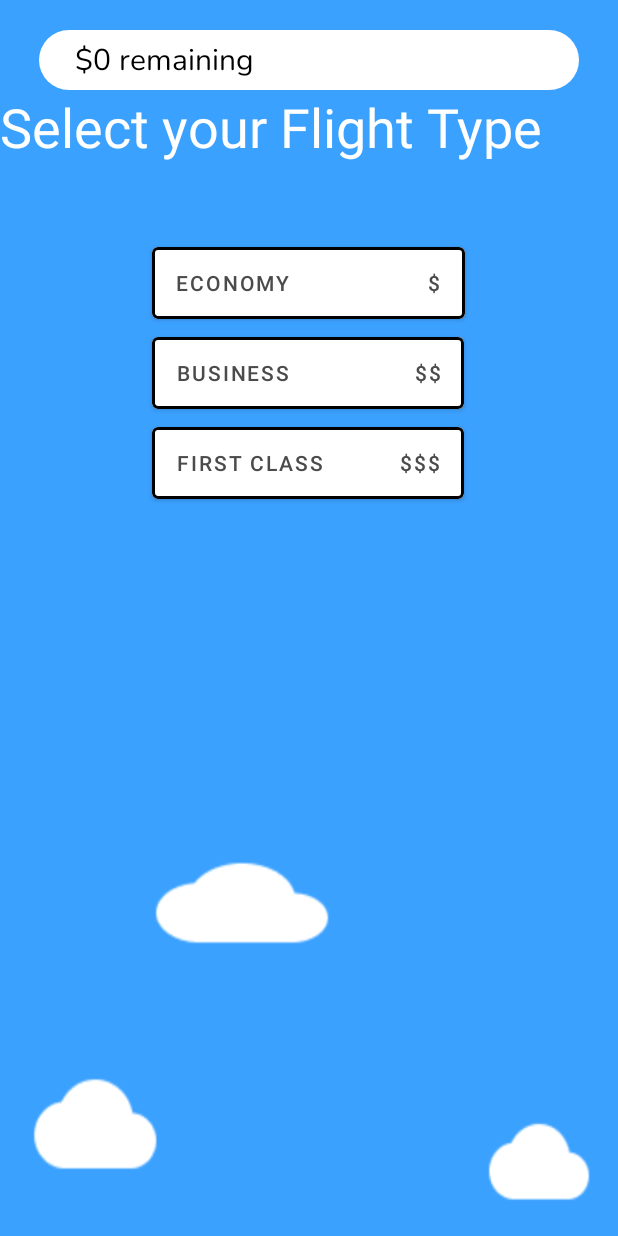
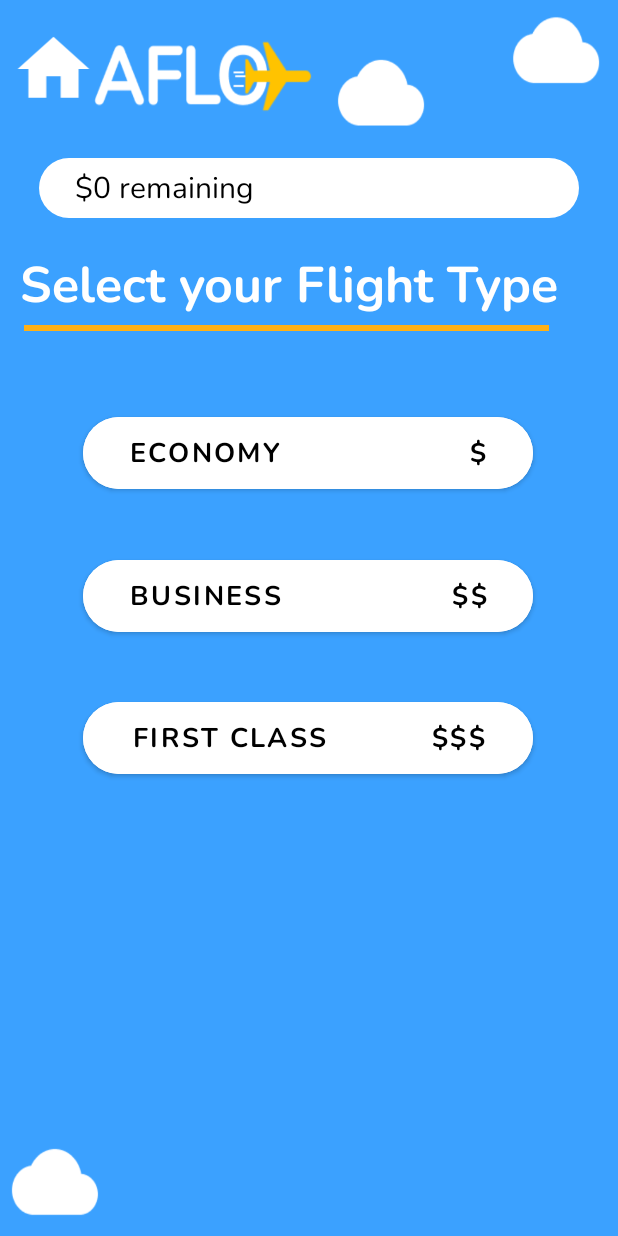
Before and after one commit to ahanani/Aflo, an Android app: the FlightTypeSelection screen opened directly, with no data from a screen before it, on a phone screen of 412 x 824 dp. Run offline under Robolectric (Android 15) with nearby library versions, the phone set to English and light mode, and no system bars; our stand-ins replace Firebase (no records; nobody signed in at launch, a user with empty details on screens opened directly), Volley; 2 statements that could not run were skipped.

Commit message:
fixed layout/design

```diff
--- a/app/src/main/java/com/example/aflo/FlightTypeSelection.java
+++ b/app/src/main/java/com/example/aflo/FlightTypeSelection.java
@@ -84,7 +84,10 @@ public class FlightTypeSelection extends AppCompatActivity {
     }
 
 
-
+    public void home(View view){
+        Intent intent = new Intent(this, MainMenu.class);
+        startActivity(intent);
+    }
 
 
 
--- a/app/src/main/java/com/example/aflo/HotelInformation.java
+++ b/app/src/main/java/com/example/aflo/HotelInformation.java
@@ -39,7 +39,7 @@ public class HotelInformation extends AppCompatActivity {
             long daysDiff = TimeUnit.DAYS.convert(timeDiff, TimeUnit.MILLISECONDS);
 
             TextView title = findViewById(R.id.textView);
-            String titleText = "Select Your Hotel(" + daysDiff + " Nights)";
+            String titleText = "Select Your Hotel (" + daysDiff + " Nights)";
             title.setText(titleText);
             hotelsFragment.setArguments(bundle);
             FragmentManager fragmentManager = getSupportFragmentManager();
--- a/app/src/main/res/layout/activity_flight_departing_selection.xml
+++ b/app/src/main/res/layout/activity_flight_departing_selection.xml
@@ -19,6 +19,16 @@
         android:layout_marginBottom="13dp"
         android:layout_marginStart="8dp"/>
 
+    <View
+        android:id="@+id/view"
+        android:layout_width="280dp"
+        android:layout_height="4dp"
+        android:layout_row="2"
+        android:layout_column="0"
+        android:layout_marginTop="55dp"
+        android:layout_marginLeft="10dp"
+        android:background="@color/aflo_orange" />
+
     <androidx.fragment.app.FragmentContainerView
         android:id="@+id/budgetProgressDF"
         android:layout_width="match_parent"
@@ -35,7 +45,7 @@
         android:layout_marginBottom="10dp"
         android:textColor="@color/white"
         android:layout_height="wrap_content"
-        android:fontFamily="@font/nunito"
+        android:fontFamily="@font/nunito_bold"
         android:text="Select your flights"
         android:textStyle="bold"
         android:textSize="34sp"
--- a/app/src/main/res/layout/activity_flight_type_selection.xml
+++ b/app/src/main/res/layout/activity_flight_type_selection.xml
@@ -1,91 +1,122 @@
 <?xml version="1.0" encoding="utf-8"?>
-<FrameLayout xmlns:android="http://schemas.android.com/apk/res/android"
+<androidx.constraintlayout.widget.ConstraintLayout xmlns:android="http://schemas.android.com/apk/res/android"
     xmlns:tools="http://schemas.android.com/tools"
     xmlns:app="http://schemas.android.com/apk/res-auto"
     android:layout_width="match_parent"
     android:layout_height="match_parent"
-    tools:context=".FlightTypeSelection">
+    tools:context=".FlightTypeSelection"
+    android:background="@drawable/background_no_arrow2"
+    >
 
-
-    <!-- TODO: Update blank fragment layout -->
-    <GridLayout
-        android:layout_width="match_parent"
-        android:layout_height="match_parent"
-        android:rowCount="4"
-        android:columnCount="2"
-        android:background="@drawable/background_flight_type"
-        >
+    <ImageView
+        android:id="@+id/imageView3"
+        android:layout_width="58dp"
+        android:layout_height="57dp"
+        android:onClick="home"
+        android:src="@drawable/ic_baseline_home_24"
+        app:layout_constraintBottom_toBottomOf="parent"
+        app:layout_constraintEnd_toEndOf="parent"
+        app:layout_constraintHorizontal_bias="0.019"
+        app:layout_constraintStart_toStartOf="parent"
+        app:layout_constraintTop_toTopOf="parent"
+        app:layout_constraintVertical_bias="0.023" />
 
     <androidx.fragment.app.FragmentContainerView
         android:id="@+id/budgetProgressFT"
+        android:name="com.example.aflo.BudgetProgress"
         android:layout_width="match_parent"
+        android:layout_height="wrap_content"
+        android:layout_columnSpan="2"
         android:layout_columnWeight="1"
-            android:layout_columnSpan="2"
-            android:layout_height="wrap_content"
-            android:name="com.example.aflo.BudgetProgress"
-            tools:layout="@layout/fragment_progress_bar"
+        app:layout_constraintBottom_toBottomOf="parent"
 
-            android:layout_marginTop="20dp"
-            />
-
-
-
+        app:layout_constraintEnd_toEndOf="parent"
+        app:layout_constraintHorizontal_bias="0.0"
+        app:layout_constraintStart_toStartOf="parent"
+        app:layout_constraintTop_toTopOf="parent"
+        app:layout_constraintVertical_bias="0.134"
+        tools:layout="@layout/fragment_progress_bar" />
 
     <TextView
         android:id="@+id/selectType"
+        android:layout_width="wrap_content"
         android:layout_height="wrap_content"
-          android:layout_width="wrap_content"
+        android:fontFamily="@font/nunito_bold"
         android:text="Select your Flight Type"
-          android:textSize="36dp"
         android:textColor="#ffffff"
+        android:textSize="33dp"
+        app:layout_constraintBottom_toBottomOf="parent"
+        app:layout_constraintEnd_toEndOf="parent"
+        app:layout_constraintHorizontal_bias="0.253"
+        app:layout_constraintStart_toStartOf="parent"
+        app:layout_constraintTop_toTopOf="parent"
+        app:layout_constraintVertical_bias="0.214" />
 
-          />
+    <View
+        android:id="@+id/view"
+        android:layout_width="350dp"
+        android:layout_height="4dp"
+        android:background="@color/aflo_orange"
+        app:layout_constraintBottom_toBottomOf="parent"
+        app:layout_constraintEnd_toEndOf="parent"
+        app:layout_constraintHorizontal_bias="0.262"
+        app:layout_constraintStart_toStartOf="parent"
+        app:layout_constraintTop_toTopOf="parent"
+        app:layout_constraintVertical_bias="0.264" />
 
-        <com.google.android.material.button.MaterialButton
+    <Button
         android:id="@+id/economy"
+        android:layout_width="300dp"
+        android:layout_height="60dp"
+        android:backgroundTint="#ffffff"
+        android:fontFamily="@font/nunito_bold"
+        android:onClick="saveFlightTypeToBundle"
         android:text="Economy                    $"
-            android:height="60dp"
+        android:textColor="@color/black"
+        android:textSize="18dp"
+        app:cornerRadius="30dp"
+        app:layout_constraintBottom_toBottomOf="parent"
+        app:layout_constraintEnd_toEndOf="parent"
+        app:layout_constraintHorizontal_bias="0.495"
+        app:layout_constraintStart_toStartOf="parent"
+        app:layout_constraintTop_toTopOf="parent"
+        app:layout_constraintVertical_bias="0.356" />
+
+    <Button
+        android:id="@+id/business"
+        android:layout_width="300dp"
+        android:layout_height="60dp"
         android:backgroundTint="#ffffff"
-            android:textColor="#4b4b4b"
+        android:fontFamily="@font/nunito_bold"
         android:onClick="saveFlightTypeToBundle"
-            android:layout_columnWeight="1"
-            android:layout_columnSpan="2"
-            android:layout_marginTop="50dp"
-            android:layout_gravity="center"
-            app:strokeColor="@color/black"
-            app:strokeWidth="2dp"/>
-        <com.google.android.material.button.MaterialButton
-            android:id="@+id/business"
         android:text="Business                  $$"
-            android:height="60dp"
+        android:textColor="@color/black"
+        android:textSize="18dp"
+        app:cornerRadius="30dp"
+        app:layout_constraintBottom_toBottomOf="parent"
+        app:layout_constraintEnd_toEndOf="parent"
+        app:layout_constraintHorizontal_bias="0.495"
+        app:layout_constraintStart_toStartOf="parent"
+        app:layout_constraintTop_toTopOf="parent"
+        app:layout_constraintVertical_bias="0.481" />
+
+    <Button
+        android:id="@+id/FirstClass"
+        android:layout_width="300dp"
+        android:layout_height="60dp"
         android:backgroundTint="#ffffff"
-            android:textColor="#4b4b4b"
+        android:fontFamily="@font/nunito_bold"
         android:onClick="saveFlightTypeToBundle"
-            android:layout_columnWeight="1"
-            android:layout_columnSpan="2"
-            android:layout_gravity="center"
-            app:strokeColor="@color/black"
-            app:strokeWidth="2dp"
-            />
-        <com.google.android.material.button.MaterialButton
-            android:id="@+id/FirstClass"
         android:text="First Class           $$$"
-            android:height="60dp"
-            android:backgroundTint="#ffffff"
-            android:textColor="#4b4b4b"
-            android:onClick="saveFlightTypeToBundle"
-            android:layout_columnWeight="1"
-            android:layout_columnSpan="2"
-            android:layout_gravity="center"
-            app:strokeColor="@color/black"
-            app:strokeWidth="2dp"
-            />
-
-        <TextView
-            android:layout_gravity="center"/>
+        android:textColor="@color/black"
+        android:textSize="18dp"
+        app:cornerRadius="30dp"
+        app:layout_constraintBottom_toBottomOf="parent"
+        app:layout_constraintEnd_toEndOf="parent"
+        app:layout_constraintHorizontal_bias="0.495"
+        app:layout_constraintStart_toStartOf="parent"
+        app:layout_constraintTop_toTopOf="parent"
+        app:layout_constraintVertical_bias="0.605" />
 
 
-    </GridLayout>
-
-
-</FrameLayout>
+</androidx.constraintlayout.widget.ConstraintLayout>
--- a/app/src/main/res/layout/activity_hotel_information.xml
+++ b/app/src/main/res/layout/activity_hotel_information.xml
@@ -30,11 +30,11 @@
 
     <View
         android:id="@+id/view"
-        android:layout_width="280dp"
+        android:layout_width="360dp"
         android:layout_height="4dp"
         android:layout_row="1"
-        android:layout_marginLeft="15dp"
-        android:layout_marginTop="50dp"
+        android:layout_marginStart="15dp"
+        android:layout_marginTop="100dp"
         android:layout_column="0"
         android:background="@color/aflo_orange" />
 
@@ -55,7 +55,7 @@
         android:id="@+id/mainFragment"
         android:layout_marginTop="10dp"
         android:layout_width="match_parent"
-        android:layout_height="500dp"
+        android:layout_height="450dp"
         android:layout_row="2"
         android:layout_column="0"
         android:layout_marginBottom="40dp"
--- a/build.gradle
+++ b/build.gradle
@@ -5,8 +5,8 @@ buildscript {
 }// Top-level build file where you can add configuration options common to all sub-projects/modules.
 
 plugins {
-    id 'com.android.application' version '7.3.1' apply false
-    id 'com.android.library' version '7.3.1' apply false
+    id 'com.android.application' version '7.2.2' apply false
+    id 'com.android.library' version '7.2.2' apply false
 }
 
 task clean(type: Delete) {
```
Lines whose indentation alone changed are shown as unchanged.
